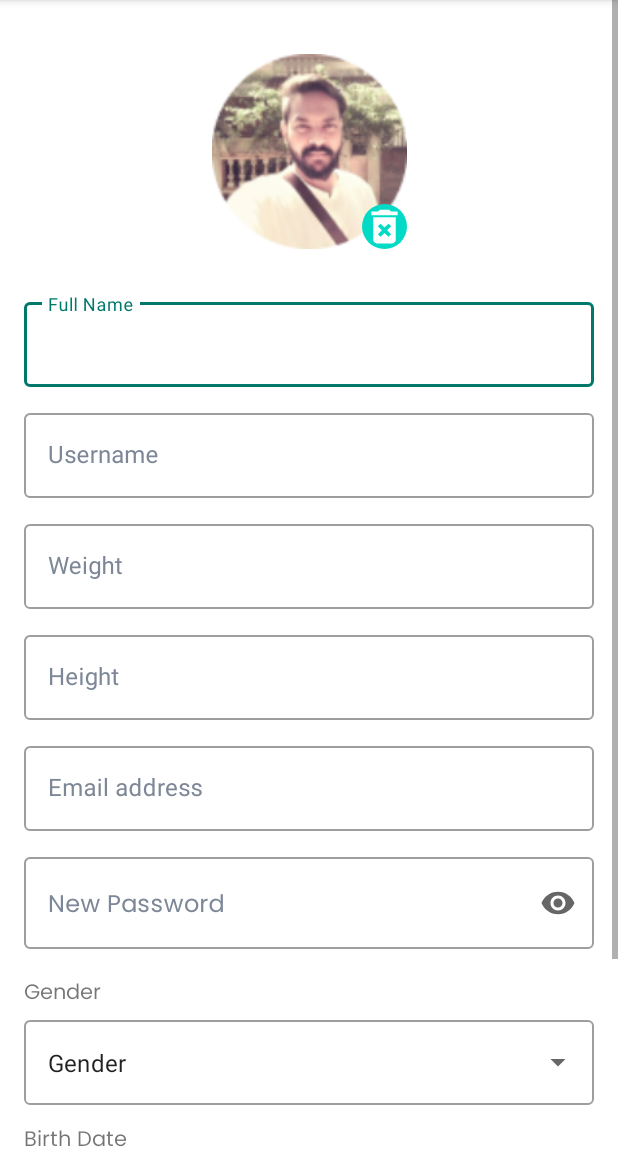
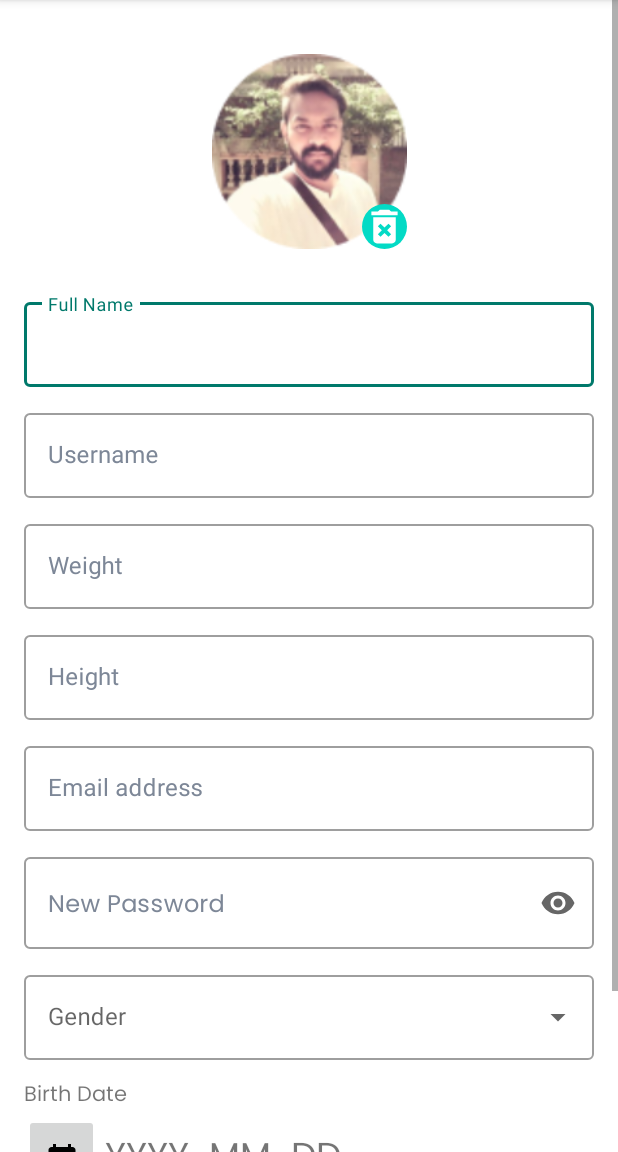
Before and after one commit to robertusbagaskara/nutrify-app, an Android app: the EditProfileActivity screen opened directly, with no data from a screen before it, on a phone screen of 412 x 824 dp, the part 84-1236 px from its top. Run offline under Robolectric (Android 15) with nearby library versions, the phone set to English and light mode, and no system bars.

Commit message:
[MD] add icon on edit language layout

```diff
--- a/main_app/app/src/main/AndroidManifest.xml
+++ b/main_app/app/src/main/AndroidManifest.xml
@@ -9,9 +9,7 @@
         android:roundIcon="@drawable/ic_logo"
         android:supportsRtl="true"
         android:theme="@style/Theme.Nutrify">
-        <activity android:name=".ui.profile.edtlanguage.EditLanguageActivity">
-
-        </activity>
+        <activity android:name=".ui.profile.edtlanguage.EditLanguageActivity"></activity>
         <activity android:name=".ui.profile.edtprofile.EditProfileActivity" />
         <activity android:name=".ui.splashscreen.SplashScreenActivity">
             <intent-filter>
--- a/main_app/app/src/main/res/layout/activity_edit_language.xml
+++ b/main_app/app/src/main/res/layout/activity_edit_language.xml
@@ -37,6 +37,9 @@
         android:layout_marginStart="16dp"
         android:layout_marginTop="30dp"
         android:layout_marginEnd="16dp"
+        android:hint="@string/edit_language"
+        app:startIconDrawable="@drawable/ic_language"
+        app:boxBackgroundColor="@null"
         app:layout_constraintEnd_toEndOf="parent"
         app:layout_constraintStart_toStartOf="parent"
         app:layout_constraintTop_toBottomOf="@+id/imageView">
@@ -47,6 +50,7 @@
             android:layout_height="match_parent"
             android:layout_weight="1"
             android:inputType="none"
+            android:paddingVertical="16dp"
             android:text="English" />
     </com.google.android.material.textfield.TextInputLayout>
 </androidx.constraintlayout.widget.ConstraintLayout>
--- a/main_app/app/src/main/res/layout/activity_edit_profile.xml
+++ b/main_app/app/src/main/res/layout/activity_edit_profile.xml
@@ -22,18 +22,6 @@
             app:layout_constraintEnd_toEndOf="parent"
             app:layout_constraintStart_toStartOf="parent"
             app:layout_constraintTop_toBottomOf="@+id/btn_input_birth" />
-
-        <TextView
-            android:id="@+id/textViewGender"
-            android:layout_width="wrap_content"
-            android:layout_height="wrap_content"
-            android:layout_marginStart="16dp"
-            android:layout_marginTop="18dp"
-            android:fontFamily="@font/poppins"
-            android:text="Gender"
-            android:textSize="14sp"
-            app:layout_constraintStart_toStartOf="parent"
-            app:layout_constraintTop_toBottomOf="@+id/input_password" />
 
         <ImageView
             android:id="@+id/photoProfile"
@@ -222,19 +210,20 @@
             android:layout_width="match_parent"
             android:layout_height="wrap_content"
             android:layout_marginStart="16dp"
+            android:layout_marginTop="12dp"
             android:layout_marginEnd="16dp"
+            android:hint="@string/genders"
             app:boxBackgroundColor="@null"
             app:layout_constraintEnd_toEndOf="parent"
             app:layout_constraintStart_toStartOf="parent"
-            app:layout_constraintTop_toBottomOf="@+id/textViewGender">
+            app:layout_constraintTop_toBottomOf="@+id/input_password">
 
             <AutoCompleteTextView
                 android:id="@+id/input_gender"
                 android:layout_width="match_parent"
                 android:layout_height="match_parent"
                 android:layout_weight="1"
-                android:inputType="none"
-                android:text="Gender" />
+                android:inputType="none" />
         </com.google.android.material.textfield.TextInputLayout>
 
     </androidx.constraintlayout.widget.ConstraintLayout>
--- a/main_app/app/src/main/res/values/strings.xml
+++ b/main_app/app/src/main/res/values/strings.xml
@@ -42,6 +42,7 @@
     <string name="input_weight">Weight</string>
     <string name="input_new_password">New Password</string>
     <string name="input_birth_date">YYYY-MM-DD</string>
+    <string name="genders">Gender</string>
 
     <string-array name="gender">
         <item>Male</item>
```
Also changed, not shown: main_app/app/src/main/java/com/yusril/nutrify/ui/profile/edtlanguage/EditLanguageActivity.kt (+7 -5 lines), main_app/app/src/main/res/drawable/ic_language.xml (added, +10 -0 lines).
